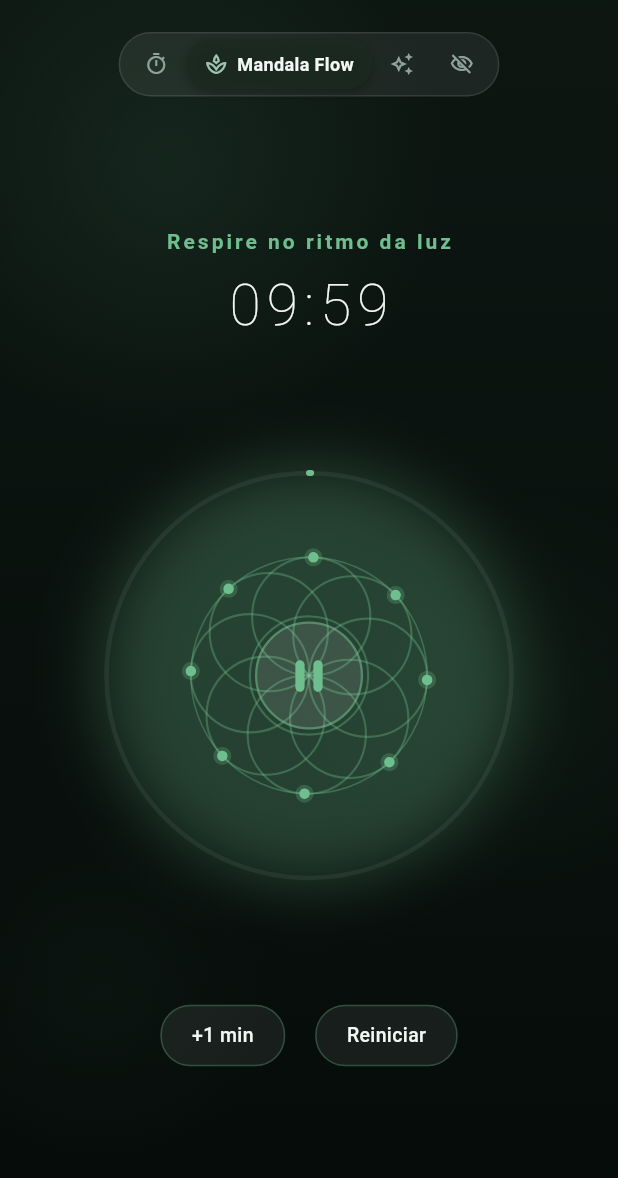
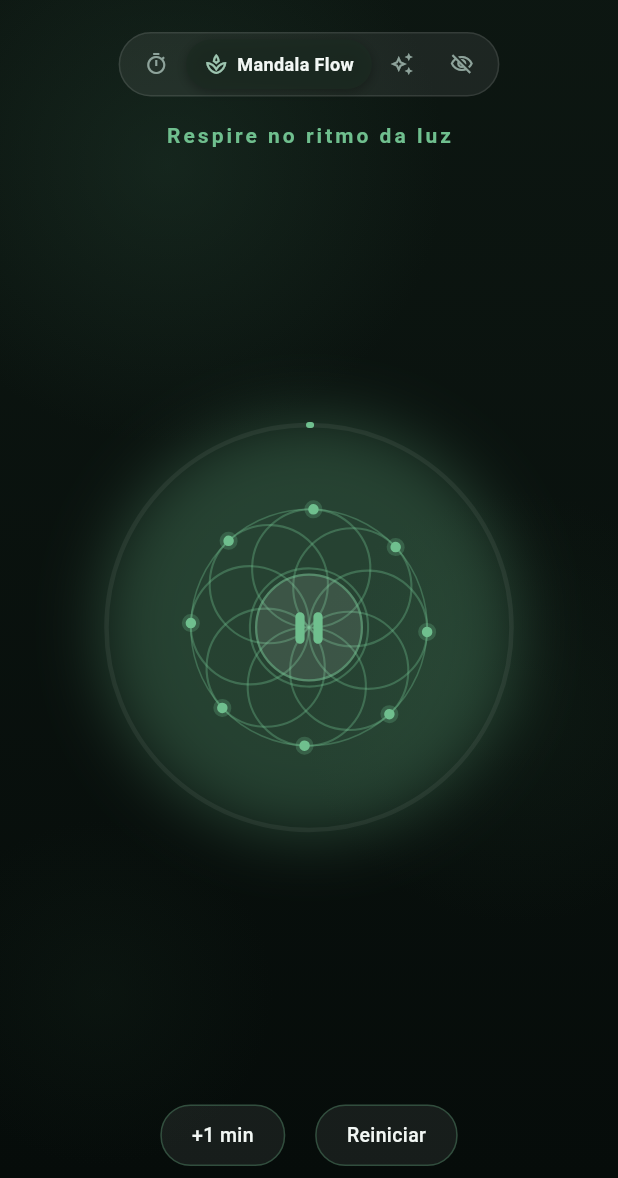
Before and after one commit to matheusz-nied/Aevum, a Flutter app: the screen it shows after launch, after a tap on "Meditação & Respiração", on a phone screen of 412 x 824 dp, the part 58-1236 px from its top. Run offline on Flutter 3.47's test engine with Material 3 defaults, Android fonts, the phone set to English and light mode, and no system bars; our stand-ins replace fl_chart, flutter_local_notifications, flutter_riverpod, hive, hive_flutter; accounts and stored records are empty.

Commit message:
refactor: remove digital timer display from SacredMandalaView and enhance layout for improved visual flow and aesthetics

```diff
--- a/lib/features/timer/presentation/views/sacred_mandala_view.dart
+++ b/lib/features/timer/presentation/views/sacred_mandala_view.dart
@@ -1,7 +1,7 @@
 import 'dart:math';
+
 import 'package:flutter/material.dart';
 import 'package:timing/core/constants/app_colors.dart';
-import 'package:timing/core/utils/time_utils.dart';
 import 'package:timing/features/tasks/domain/task_model.dart';
 import 'package:timing/features/timer/domain/timer_state.dart';
 
@@ -60,9 +60,6 @@ class _SacredMandalaViewState extends State<SacredMandalaView>
         ? AppColors.emeraldMist
         : widget.task.color;
 
-    final displayTime =
-        TimeUtils.formatSeconds(widget.state.remainingSeconds);
-
     return AnimatedBuilder(
       animation: _breathingController,
       builder: (context, child) {
@@ -70,11 +67,11 @@ class _SacredMandalaViewState extends State<SacredMandalaView>
         final rotation = _breathingController.value * 0.15;
 
         return Column(
-          mainAxisAlignment: MainAxisAlignment.spaceEvenly,
           children: [
-            Column(
-              children: [
-                Text(
+            // Frase-guia no topo (sem timer digital)
+            Padding(
+              padding: const EdgeInsets.only(top: 4),
+              child: Text(
                 widget.state.isRunning
                     ? 'Respire no ritmo da luz'
                     : 'Pronto para focar',
@@ -85,21 +82,11 @@ class _SacredMandalaViewState extends State<SacredMandalaView>
                   letterSpacing: 2,
                 ),
               ),
-                const SizedBox(height: 6),
-                Text(
-                  displayTime,
-                  style: TextStyle(
-                    color: AppColors.textWhite,
-                    fontSize: 38,
-                    fontWeight: FontWeight.w200,
-                    letterSpacing: 4,
-                  ),
-                ),
-              ],
             ),
 
-            // Mandala
-            Center(
+            // Mandala centralizada verticalmente no espaço restante
+            Expanded(
+              child: Center(
                 child: SizedBox(
                   width: 290,
                   height: 290,
@@ -161,9 +148,12 @@ class _SacredMandalaViewState extends State<SacredMandalaView>
                   ),
                 ),
               ),
+            ),
 
             // Botões
-            Row(
+            Padding(
+              padding: const EdgeInsets.only(bottom: 8),
+              child: Row(
                 mainAxisAlignment: MainAxisAlignment.center,
                 children: [
                   _MandalaButton(
@@ -178,6 +168,7 @@ class _SacredMandalaViewState extends State<SacredMandalaView>
                     onTap: widget.onReset,
                   ),
                 ],
+              ),
             ),
           ],
         );
@@ -284,8 +275,10 @@ class _MandalaPainter extends CustomPainter {
 
     for (int i = 0; i < petalCount; i++) {
       final angle = (i * 2 * pi) / petalCount;
-      final petalCenter =
-          Offset(radius * 0.5 * cos(angle), radius * 0.5 * sin(angle));
+      final petalCenter = Offset(
+        radius * 0.5 * cos(angle),
+        radius * 0.5 * sin(angle),
+      );
 
       canvas.drawCircle(petalCenter, radius * 0.5, petalPaint);
 
@@ -296,7 +289,8 @@ class _MandalaPainter extends CustomPainter {
         6,
         Paint()
           ..color = accentColor.withValues(alpha: 0.25)
-            ..style = PaintingStyle.fill);
+          ..style = PaintingStyle.fill,
+      );
     }
 
     canvas.drawCircle(Offset.zero, radius, petalPaint..strokeWidth = 1.0);
```
Lines whose indentation alone changed are shown as unchanged.
